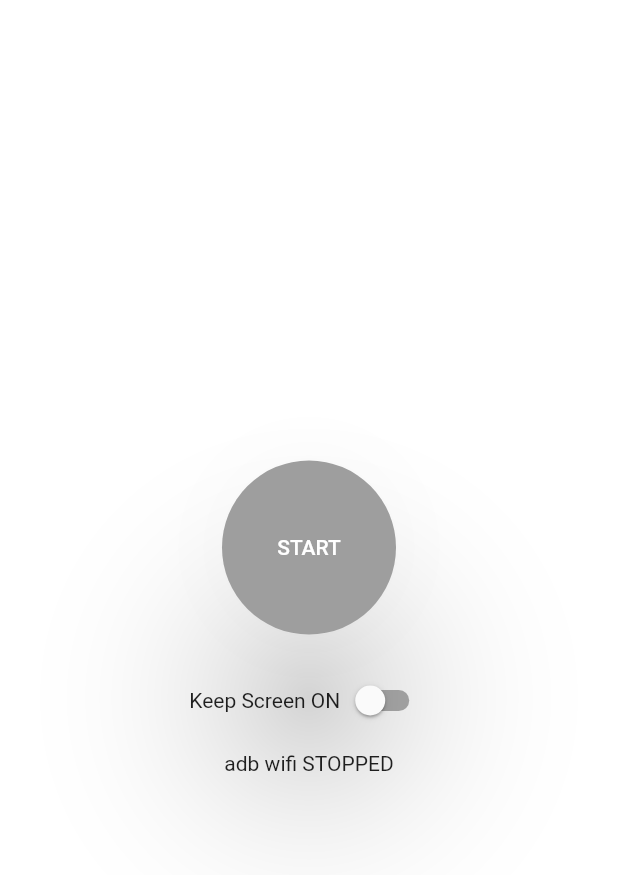
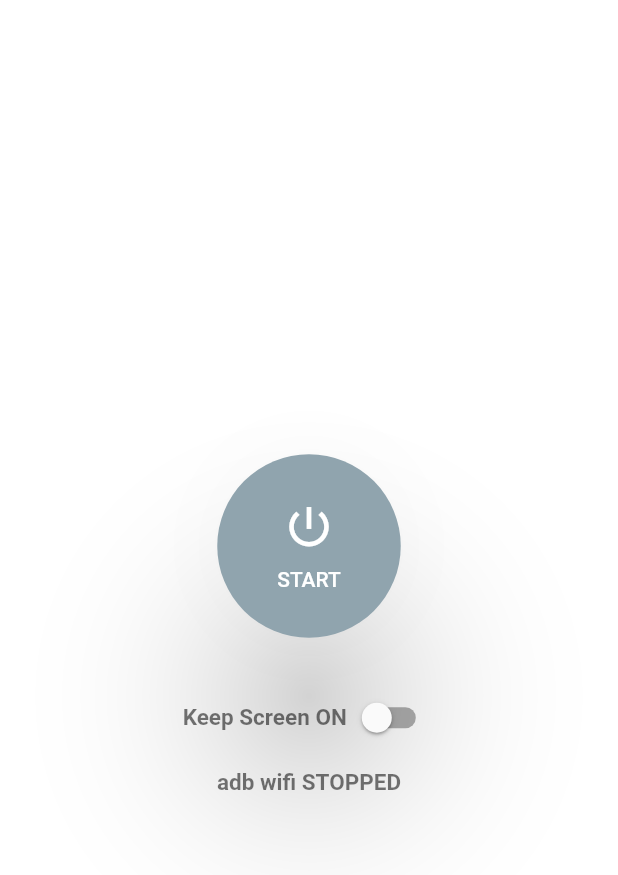
Before and after one commit to bibali1980/ADB-WIFI, a Flutter app: the screen it shows after launch, on a phone screen of 412 x 824 dp. Shown: the top 875 px of the screen. Run offline on Flutter 3.47's test engine with Material 2 defaults, Android fonts, the phone set to English and light mode, and no system bars; our stand-ins replace shared_preferences; missing offline and left inert: root.

Commit message:
Bug fixes and performance improvements

```diff
--- a/lib/pages/HomePage.dart
+++ b/lib/pages/HomePage.dart
@@ -1,4 +1,5 @@
 import 'dart:io';
+import 'dart:ui';
 import 'package:adb_wifi/Classes/PreferenceUtils.dart';
 import 'package:flutter/material.dart';
 import 'package:flutter/services.dart';
@@ -14,8 +15,11 @@ class _HomePageState extends State<HomePage> {
   static const methodChannel = const MethodChannel('com.adbwifi/adbwifichannel');
 
   String actualButtonOnOffString = "START";
-  Color actualButtonColor = Colors.grey;
   String message = 'adb wifi STOPPED';
+
+  Color buttonOnColor = Colors.teal.shade700;
+  Color buttonOffColor = Colors.blueGrey.shade300;
+  Color actualButtonColor = Colors.blueGrey.shade300;
 
   bool isSwitched = PreferenceUtils.getBool("IsSwitched", false);
   bool isStarted = PreferenceUtils.getBool("IsStarted", false);
@@ -46,7 +50,7 @@ class _HomePageState extends State<HomePage> {
 
             setState(() {
               actualButtonOnOffString = "STOP";
-              actualButtonColor = Colors.green;
+              actualButtonColor = buttonOnColor;
               message = 'On your computer run\nadb connect '+internalIP+':5555';
             });
 
@@ -72,7 +76,7 @@ class _HomePageState extends State<HomePage> {
 
         setState(() {
           actualButtonOnOffString = "START";
-          actualButtonColor = Colors.grey;
+          actualButtonColor = buttonOffColor;
           message = 'adb wifi STOPPED';
         });
 
@@ -107,7 +111,7 @@ class _HomePageState extends State<HomePage> {
     if(isStarted == true){
       setState(() {
         actualButtonOnOffString = "STOP";
-        actualButtonColor = Colors.green;
+        actualButtonColor = buttonOnColor;
         message = 'On your computer run\nadb connect '+internalIP+':5555';
       });
     }
@@ -127,18 +131,41 @@ class _HomePageState extends State<HomePage> {
                 flex: 0,
                 child: Container(
                     margin: const EdgeInsets.fromLTRB(0.0, 0.0, 0.0, 10.0),
-                    child: MaterialButton(
-                      onPressed: () {
-                        startAdbWifiButtonClick(context);
-                      },
-                      color: actualButtonColor,
-                      textColor: Colors.white,
-                      child: Text(actualButtonOnOffString),
-                      padding: EdgeInsets.all(50),
-                      shape: CircleBorder(),
-                      elevation: 50.0,
-                    )
-                )
+                  child: ElevatedButton(
+                    style: ButtonStyle(
+                      backgroundColor: MaterialStateProperty.all<Color>(actualButtonColor),
+                      padding: MaterialStateProperty.all(EdgeInsets.all(40)),
+                      shape: MaterialStateProperty.all(CircleBorder()),
+                      elevation: MaterialStateProperty.all(50),
+                    ),
+                    child: Row(
+                      mainAxisAlignment: MainAxisAlignment.center,
+                      mainAxisSize: MainAxisSize.min,
+                      children: <Widget>[
+                        Column(
+                          children: [
+                            Container(
+                              margin: const EdgeInsets.fromLTRB(0,0,0,10),
+                              child: Icon(
+                                Icons.power_settings_new,
+                                color: Colors.white,
+                                size: 35,
+                              ),
+                            ),
+                            Text(
+                              actualButtonOnOffString,
+                              style: TextStyle(
+                                fontSize: 14,
+                                color: Colors.white,
+                              ),
+                            ),
+                          ],
+                        ),
+                      ],
+                    ),
+                    onPressed: () { startAdbWifiButtonClick(context); },
+                  ),
+                ),
             ),
             Expanded(
               flex: 0,
@@ -148,7 +175,7 @@ class _HomePageState extends State<HomePage> {
                   crossAxisAlignment: CrossAxisAlignment.center,
                   mainAxisAlignment: MainAxisAlignment.center,
                   children: [
-                    Text('Keep Screen ON'),
+                    Text('Keep Screen ON', style: TextStyle(fontSize: 15, fontWeight: FontWeight.w600, color: Colors.black54),),
                     Switch(
                       value: isSwitched,
                       onChanged: (value) async{
@@ -166,8 +193,8 @@ class _HomePageState extends State<HomePage> {
                           isSwitched = value;
                         });
                       },
-                      activeTrackColor: Colors.lightGreenAccent,
-                      activeColor: Colors.green,
+                      activeTrackColor: Colors.teal.shade200,
+                      activeColor: Colors.teal,
                     ),
                   ],
                 ),
@@ -175,7 +202,7 @@ class _HomePageState extends State<HomePage> {
             ),
             Expanded(
               flex: 0,
-              child: Text(message),
+              child: Text(message, style: TextStyle(fontSize: 15, fontWeight: FontWeight.w600, color: Colors.black54),),
             ),
           ],
         ),
```
Also changed, not shown: 3 other files.
